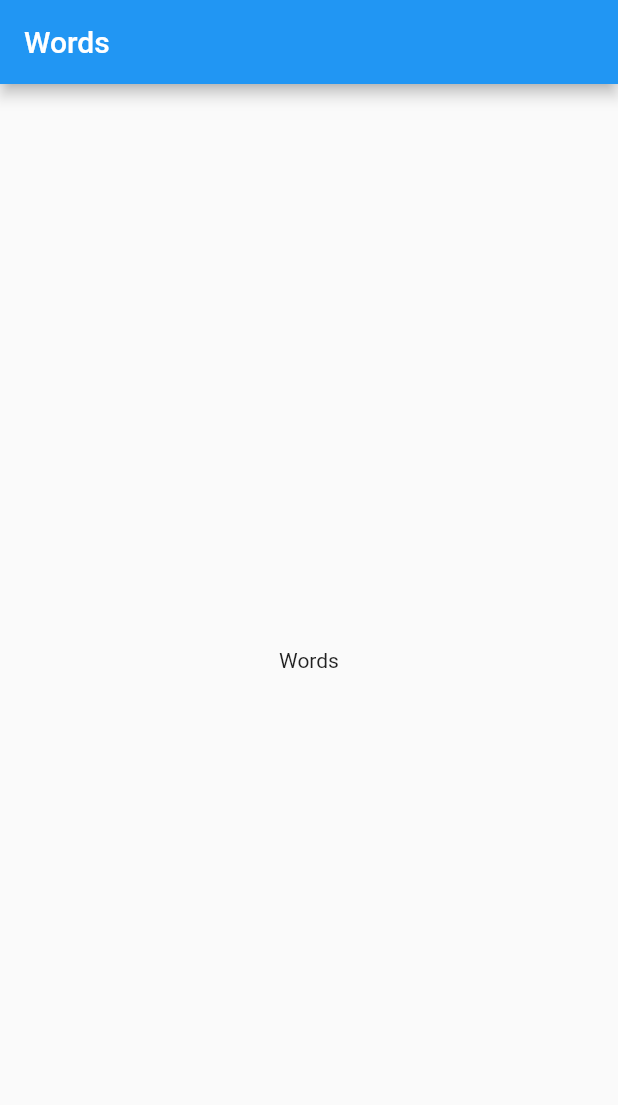
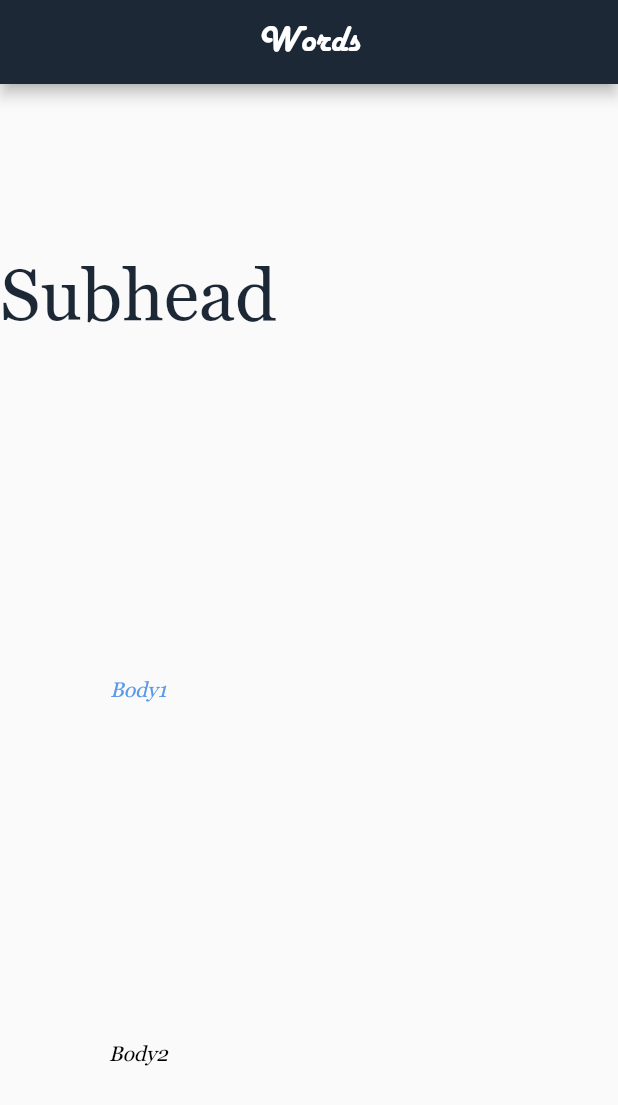
Before and after one commit to ParmarTarun/Words, a Flutter app: the screen it shows after launch, on a phone screen of 412 x 824 dp. Shown: the top 1105 px of the screen. Run offline on Flutter 3.47's test engine with Material 2 defaults, Android fonts, the phone set to English and light mode, and no system bars.

Commit message:
Added ThemeData (Fonts and Color)

```diff
--- a/lib/main.dart
+++ b/lib/main.dart
@@ -6,10 +6,51 @@ class MyApp extends StatelessWidget {
   // This widget is the root of your application.
   @override
   Widget build(BuildContext context) {
+    //My custom color cuz primarySwatch only takes MaterialColour
+    const Map<int, Color> color = {
+      50: Color.fromRGBO(28, 40, 54, .1),
+      100: Color.fromRGBO(28, 40, 54, .2),
+      200: Color.fromRGBO(28, 40, 54, .3),
+      300: Color.fromRGBO(28, 40, 54, .4),
+      400: Color.fromRGBO(28, 40, 54, .5),
+      500: Color.fromRGBO(28, 40, 54, .6),
+      600: Color.fromRGBO(28, 40, 54, .7),
+      700: Color.fromRGBO(28, 40, 54, .8),
+      800: Color.fromRGBO(28, 40, 54, .9),
+      900: Color.fromRGBO(28, 40, 54, 1),
+    };
+    const MaterialColor primaryColor = MaterialColor(0xFF1c2836, color);
     return MaterialApp(
       title: 'Words',
       theme: ThemeData(
-        primarySwatch: Colors.blue,
+        primarySwatch: primaryColor,
+        accentColor: Color(0xFFcccccc),
+        textTheme: ThemeData.dark().textTheme.copyWith(
+              headline: TextStyle(
+                //appBar title
+                fontFamily: 'Harlow',
+                color: Colors.white,
+              ),
+              subhead: TextStyle(
+                //word
+                fontFamily: 'Georgia',
+                color: primaryColor,
+                fontSize: 48,
+                fontWeight: FontWeight.w500,
+              ),
+              body1: TextStyle(
+                //def,eg
+                fontFamily: 'Georgia',
+                fontStyle: FontStyle.italic,
+                color: Color(0xFF5a99e9),
+              ),
+              body2: TextStyle(
+                  //actual content
+                  fontFamily: 'Georgia',
+                  fontStyle: FontStyle.italic,
+                  color: Colors.black,
+                ),
+            ),
       ),
       home: MyHomePage(title: 'Words'),
     );
@@ -30,11 +71,20 @@ class _MyHomePageState extends State<MyHomePage> {
   Widget build(BuildContext context) {
     return Scaffold(
       appBar: AppBar(
-        title: Text(widget.title),
+        title: Text(
+          widget.title,
+          style: Theme.of(context).textTheme.headline,
+        ),
+        centerTitle: true,
       ),
-      body: Center(
-        child: Text("Words"),
-      ),
+      body: Column(
+        mainAxisAlignment: MainAxisAlignment.spaceAround,
+        children: <Widget>[
+          Text("Subhead", style: Theme.of(context).textTheme.subhead,),
+          Text("Body1", style: Theme.of(context).textTheme.body1,),
+          Text("Body2", style: Theme.of(context).textTheme.body2,),
+        ]
+      )
     );
   }
 }
```
Also changed, not shown: pubspec.yaml (+8 -11 lines), assets/fonts/Georgia/georgia.ttf (added), assets/fonts/Harlow/Harlow-Solid-Italic-Italic.ttf (added).
